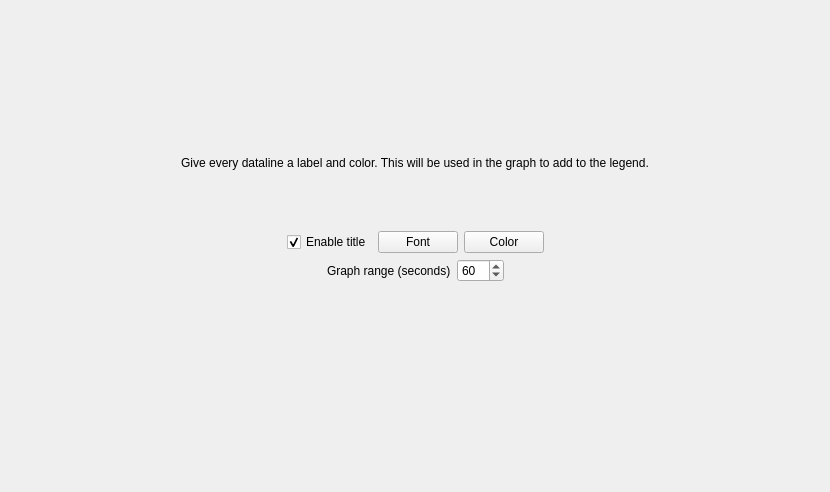
jimmyd-be/Hardware-Monitor-Applet, file Hardware Monitor Applet/GUI/GraphPageWidget.ui: the form before one commit.
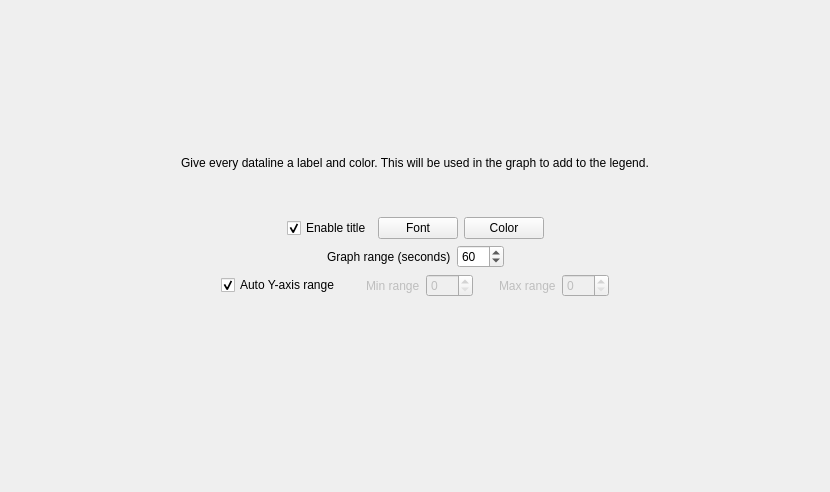
The form after the commit.

Commit message: Y-axis range can be changed

The edit to the form file:
```diff
--- a/Hardware Monitor Applet/GUI/GraphPageWidget.ui
+++ b/Hardware Monitor Applet/GUI/GraphPageWidget.ui
@@ -151,6 +151,118 @@
      </item>
     </layout>
    </item>
+   <item>
+    <layout class="QHBoxLayout" name="horizontalLayout_3">
+     <item>
+      <spacer name="horizontalSpacer_6">
+       <property name="orientation">
+        <enum>Qt::Horizontal</enum>
+       </property>
+       <property name="sizeHint" stdset="0">
+        <size>
+         <width>40</width>
+         <height>20</height>
+        </size>
+       </property>
+      </spacer>
+     </item>
+     <item>
+      <widget class="QCheckBox" name="YRange_checkBox">
+       <property name="text">
+        <string>Auto Y-axis range</string>
+       </property>
+       <property name="checked">
+        <bool>true</bool>
+       </property>
+      </widget>
+     </item>
+     <item>
+      <spacer name="horizontalSpacer_7">
+       <property name="orientation">
+        <enum>Qt::Horizontal</enum>
+       </property>
+       <property name="sizeType">
+        <enum>QSizePolicy::Fixed</enum>
+       </property>
+       <property name="sizeHint" stdset="0">
+        <size>
+         <width>20</width>
+         <height>20</height>
+        </size>
+       </property>
+      </spacer>
+     </item>
+     <item>
+      <widget class="QLabel" name="minRange_label">
+       <property name="enabled">
+        <bool>false</bool>
+       </property>
+       <property name="text">
+        <string>Min range</string>
+       </property>
+      </widget>
+     </item>
+     <item>
+      <widget class="QSpinBox" name="minRange_spinBox">
+       <property name="enabled">
+        <bool>false</bool>
+       </property>
+       <property name="maximum">
+        <number>200</number>
+       </property>
+      </widget>
+     </item>
+     <item>
+      <spacer name="horizontalSpacer_8">
+       <property name="orientation">
+        <enum>Qt::Horizontal</enum>
+       </property>
+       <property name="sizeType">
+        <enum>QSizePolicy::Fixed</enum>
+       </property>
+       <property name="sizeHint" stdset="0">
+        <size>
+         <width>20</width>
+         <height>20</height>
+        </size>
+       </property>
+      </spacer>
+     </item>
+     <item>
+      <widget class="QLabel" name="maxRange_label">
+       <property name="enabled">
+        <bool>false</bool>
+       </property>
+       <property name="text">
+        <string>Max range</string>
+       </property>
+      </widget>
+     </item>
+     <item>
+      <widget class="QSpinBox" name="maxRange_spinBox">
+       <property name="enabled">
+        <bool>false</bool>
+       </property>
+       <property name="maximum">
+        <number>200</number>
+       </property>
+      </widget>
+     </item>
+     <item>
+      <spacer name="horizontalSpacer_5">
+       <property name="orientation">
+        <enum>Qt::Horizontal</enum>
+       </property>
+       <property name="sizeHint" stdset="0">
+        <size>
+         <width>40</width>
+         <height>20</height>
+        </size>
+       </property>
+      </spacer>
+     </item>
+    </layout>
+   </item>
    <item>
     <spacer name="verticalSpacer_2">
      <property name="orientation">
```
The commit also changes 5 other files.
